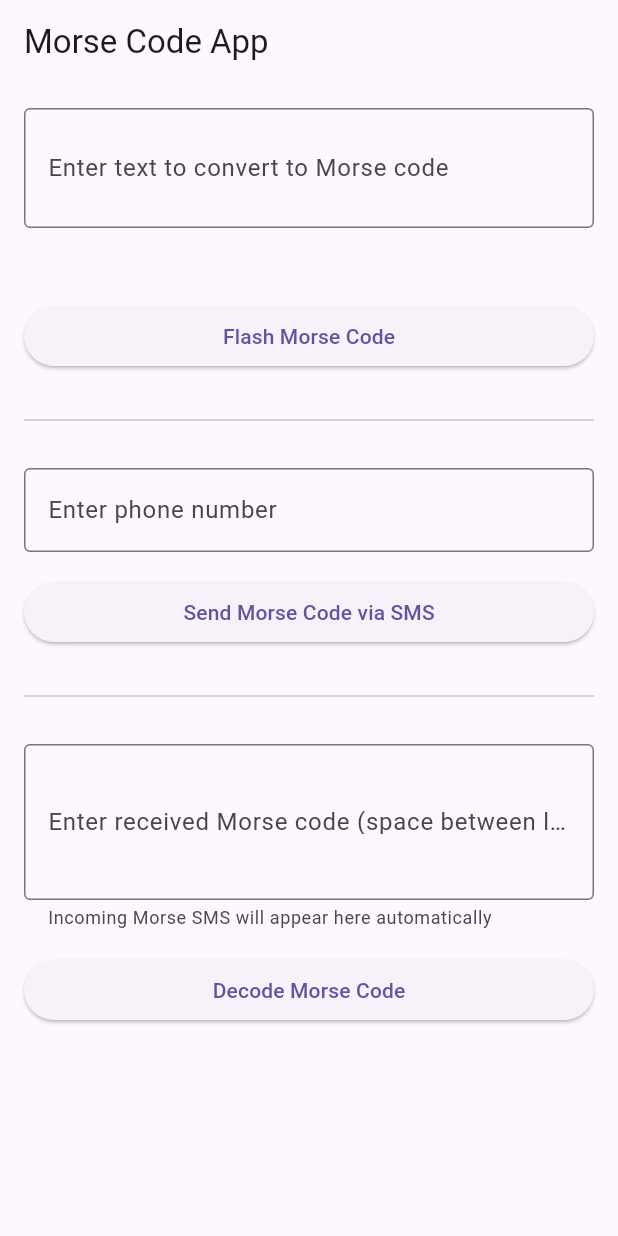
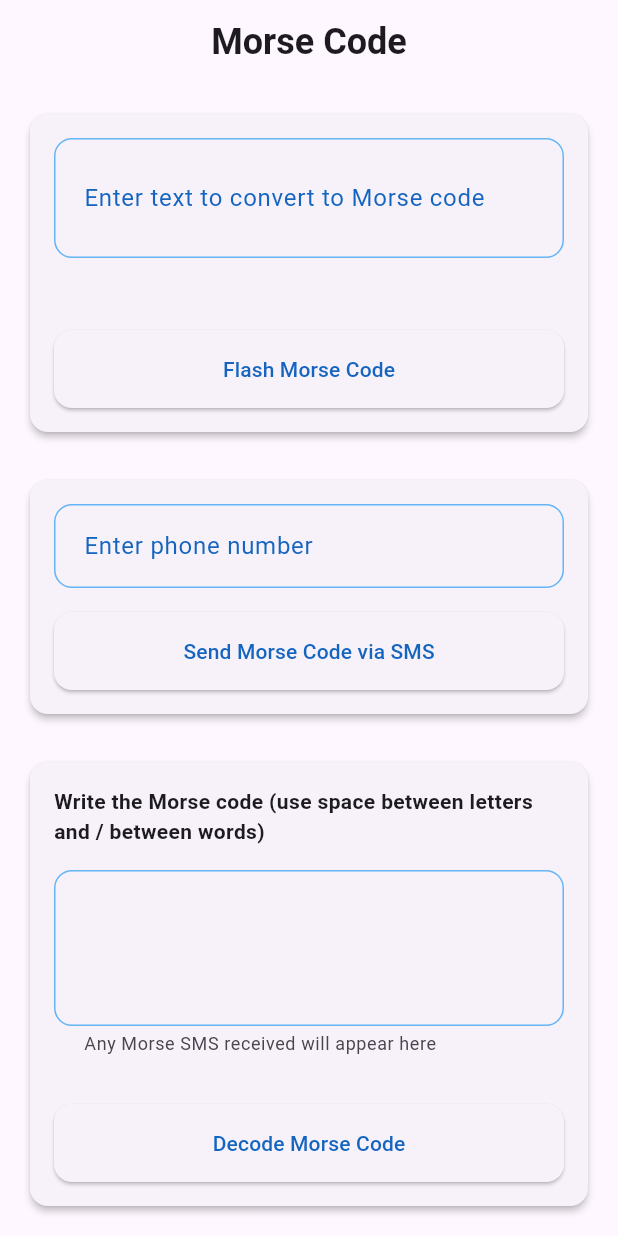
Before and after one commit to BiancaVulpescu/MorseCodeApp-Flutter, a Flutter app: the screen it shows after launch, on a phone screen of 412 x 824 dp. Run offline on Flutter 3.47's test engine with Material 3 defaults, Android fonts, the phone set to English and light mode, and no system bars; our stand-ins replace permission_handler; missing offline and left inert: telephony, torch_light.

Commit message:
design made

```diff
--- a/morse_code/lib/main.dart
+++ b/morse_code/lib/main.dart
@@ -20,6 +20,32 @@ class MorseCodeApp extends StatelessWidget {
       theme: ThemeData(
         primarySwatch: Colors.blue,
         visualDensity: VisualDensity.adaptivePlatformDensity,
+        textTheme: ThemeData.light().textTheme,
+        inputDecorationTheme: InputDecorationTheme(
+          labelStyle: TextStyle(color: Colors.blue.shade800),
+          border: OutlineInputBorder(borderRadius: BorderRadius.circular(12)),
+          contentPadding: const EdgeInsets.symmetric(
+            horizontal: 16,
+            vertical: 16,
+          ),
+          focusedBorder: OutlineInputBorder(
+            borderRadius: BorderRadius.circular(12),
+            borderSide: BorderSide(color: Colors.blue.shade800, width: 2),
+          ),
+          enabledBorder: OutlineInputBorder(
+            borderRadius: BorderRadius.circular(12),
+            borderSide: BorderSide(color: Colors.blue.shade300),
+          ),
+        ),
+        elevatedButtonTheme: ElevatedButtonThemeData(
+          style: ElevatedButton.styleFrom(
+            padding: const EdgeInsets.symmetric(vertical: 16),
+            shape: RoundedRectangleBorder(
+              borderRadius: BorderRadius.circular(12),
+            ),
+            foregroundColor: Colors.blue.shade800,
+          ),
+        ),
       ),
       home: const MorseCodeHome(),
     );
@@ -39,6 +65,7 @@ class _MorseCodeHomeState extends State<MorseCodeHome> {
   final TextEditingController _receivedController = TextEditingController();
   String _currentMorseChar = '';
   String _morseOutput = '';
+  String _decodedText = '';
   bool _isFlashing = false;
 
   final Telephony telephony = Telephony.instance;
@@ -111,7 +138,7 @@ class _MorseCodeHomeState extends State<MorseCodeHome> {
 
   Future<void> _sendMorseSMS() async {
     if (_phoneController.text.isEmpty || _textController.text.isEmpty) {
-      _showMessage('Please enter phone number and text');
+      _showMessage('Please enter phone number ');
       return;
     }
 
@@ -142,7 +169,9 @@ class _MorseCodeHomeState extends State<MorseCodeHome> {
 
     try {
       String decodedText = morseService.morseToText(_receivedController.text);
-      _showMessage('Decoded text: $decodedText');
+      setState(() {
+        _decodedText = decodedText;
+      });
     } catch (e) {
       _showMessage('Failed to decode: $e');
     }
@@ -165,10 +194,28 @@ class _MorseCodeHomeState extends State<MorseCodeHome> {
   @override
   Widget build(BuildContext context) {
     return Scaffold(
-      appBar: AppBar(title: const Text('Morse Code App')),
-      body: Padding(
-        padding: const EdgeInsets.all(16.0),
+      appBar: AppBar(
+        title: const Text(
+          'Morse Code',
+          style: TextStyle(fontSize: 24, fontWeight: FontWeight.bold),
+        ),
+        centerTitle: true,
+        elevation: 0,
+      ),
+      body: SafeArea(
+        child: Padding(
+          padding: const EdgeInsets.all(16),
           child: SingleChildScrollView(
+            child: Column(
+              crossAxisAlignment: CrossAxisAlignment.stretch,
+              children: [
+                Card(
+                  elevation: 2,
+                  shape: RoundedRectangleBorder(
+                    borderRadius: BorderRadius.circular(12),
+                  ),
+                  child: Padding(
+                    padding: const EdgeInsets.all(16),
                     child: Column(
                       crossAxisAlignment: CrossAxisAlignment.stretch,
                       children: [
@@ -185,42 +232,55 @@ class _MorseCodeHomeState extends State<MorseCodeHome> {
                           Container(
                             padding: const EdgeInsets.all(16),
                             decoration: BoxDecoration(
-                    border: Border.all(color: Colors.blue),
-                    borderRadius: BorderRadius.circular(4),
+                              border: Border.all(color: Colors.blue.shade200),
+                              borderRadius: BorderRadius.circular(8),
+                              color: Colors.blue.shade50,
                             ),
                             child: Text(
                               'Morse Code: $_morseOutput',
-                    style: const TextStyle(fontSize: 16),
+                              style: const TextStyle(fontSize: 25),
                             ),
                           ),
-
                         const SizedBox(height: 16),
                         if (_currentMorseChar.isNotEmpty)
                           Container(
                             padding: const EdgeInsets.all(16),
                             decoration: BoxDecoration(
-                    color: Colors.amber,
-                    borderRadius: BorderRadius.circular(4),
+                              color: Colors.blue,
+                              borderRadius: BorderRadius.circular(8),
                             ),
                             child: Text(
-                    'Current: $_currentMorseChar',
+                              ' $_currentMorseChar',
                               style: const TextStyle(
-                      fontSize: 20,
+                                fontSize: 25,
                                 fontWeight: FontWeight.bold,
+                                color: Colors.white,
+                              ),
+                              textAlign: TextAlign.center,
+                            ),
+                          ),
+                        const SizedBox(height: 16),
+                        ElevatedButton(
+                          onPressed: _isFlashing ? null : _flashMorseCode,
+                          child: Text(
+                            _isFlashing ? 'Flashing...' : 'Flash Morse Code',
+                          ),
+                        ),
+                      ],
                     ),
                   ),
                 ),
-
-              const SizedBox(height: 16),
-              ElevatedButton(
-                onPressed: _isFlashing ? null : _flashMorseCode,
-                child: Text(_isFlashing ? 'Flashing...' : 'Flash Morse Code'),
+                const SizedBox(height: 24),
+                Card(
+                  elevation: 2,
+                  shape: RoundedRectangleBorder(
+                    borderRadius: BorderRadius.circular(12),
                   ),
-
-              const SizedBox(height: 24),
-              const Divider(),
-              const SizedBox(height: 24),
-
+                  child: Padding(
+                    padding: const EdgeInsets.all(16.0),
+                    child: Column(
+                      crossAxisAlignment: CrossAxisAlignment.stretch,
+                      children: [
                         TextField(
                           controller: _phoneController,
                           decoration: const InputDecoration(
@@ -230,29 +290,54 @@ class _MorseCodeHomeState extends State<MorseCodeHome> {
                           keyboardType: TextInputType.phone,
                         ),
                         const SizedBox(height: 16),
-
                         ElevatedButton(
                           onPressed: _sendMorseSMS,
                           child: const Text('Send Morse Code via SMS'),
                         ),
-
+                      ],
+                    ),
+                  ),
+                ),
                 const SizedBox(height: 24),
-              const Divider(),
-              const SizedBox(height: 24),
-
+                Card(
+                  elevation: 2,
+                  shape: RoundedRectangleBorder(
+                    borderRadius: BorderRadius.circular(12),
+                  ),
+                  child: Padding(
+                    padding: const EdgeInsets.all(16.0),
+                    child: Column(
+                      crossAxisAlignment: CrossAxisAlignment.stretch,
+                      children: [
+                        const Text(
+                          'Write the Morse code (use space between letters and / between words)',
+                          style: TextStyle(fontWeight: FontWeight.bold),
+                        ),
+                        const SizedBox(height: 16),
                         TextField(
                           controller: _receivedController,
                           decoration: const InputDecoration(
-                  labelText:
-                      'Enter received Morse code (space between letters, / between words)',
                             border: OutlineInputBorder(),
                             helperText:
-                      'Incoming Morse SMS will appear here automatically',
+                                'Any Morse SMS received will appear here',
                           ),
                           maxLines: 3,
                         ),
                         const SizedBox(height: 16),
-
+                        if (_decodedText.isNotEmpty)
+                          Container(
+                            padding: const EdgeInsets.all(16),
+                            decoration: BoxDecoration(
+                              border: Border.all(color: Colors.blue.shade200),
+                              borderRadius: BorderRadius.circular(8),
+                              color: Colors.blue.shade50,
+                            ),
+                            child: Text(
+                              'Decoded Text: $_decodedText',
+                              style: const TextStyle(fontSize: 25),
+                            ),
+                          ),
+                        const SizedBox(height: 16),
                         ElevatedButton(
                           onPressed: _decodeMorseCode,
                           child: const Text('Decode Morse Code'),
@@ -261,6 +346,11 @@ class _MorseCodeHomeState extends State<MorseCodeHome> {
                     ),
                   ),
                 ),
+              ],
+            ),
+          ),
+        ),
+      ),
     );
   }
 }
--- a/morse_code/lib/morse_service.dart
+++ b/morse_code/lib/morse_service.dart
@@ -131,7 +131,7 @@ class MorseService {
         if (morseCode.containsKey(char)) {
           String morse = morseCode[char]!;
 
-          onCharFlashing('$char: $morse');
+          onCharFlashing('$char:      $morse');
 
           for (int j = 0; j < morse.length; j++) {
             if (morse[j] == '.') {
```
Lines whose indentation alone changed are shown as unchanged.
